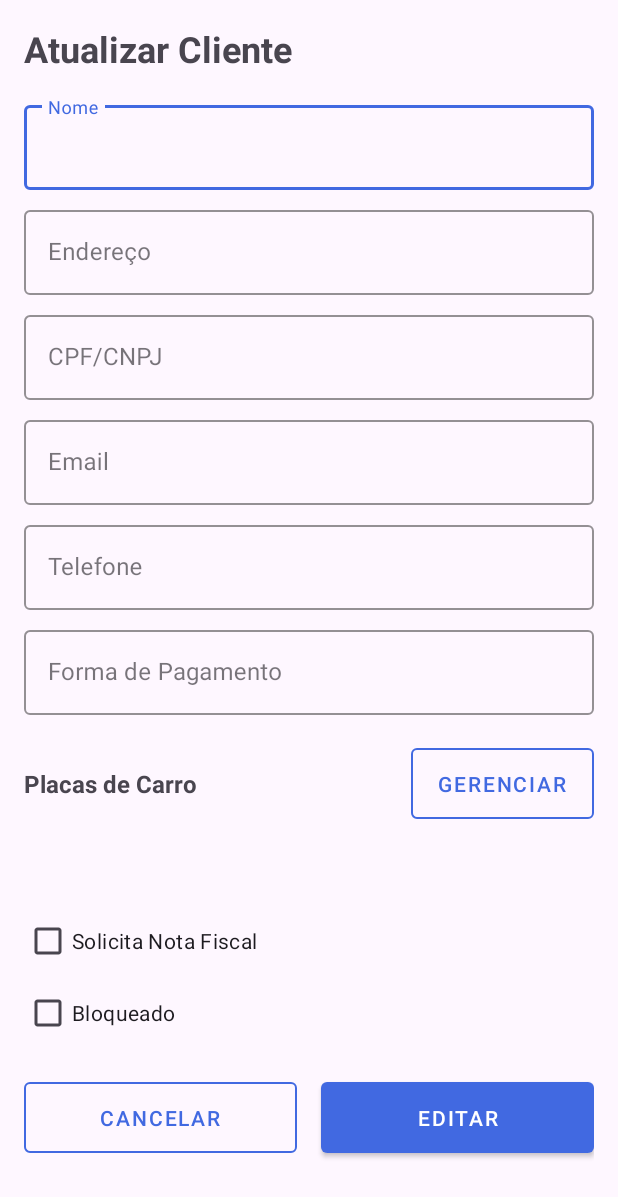
After one commit to GVE14/app-tuba, an Android app: the layout activity_client_update.xml on its own in the app's theme, with its tools: preview values and no code run, on a phone screen of 412 x 824 dp. The commit adds this screen. Shown: the top 1197 px of the screen. Run offline under Robolectric (Android 15) with nearby library versions, the phone set to English and light mode, and no system bars.

Commit message:
subindo search basico

```diff
--- a/app/src/main/java/com/app/tuba/ui/ClientFormActivity.java
+++ b/app/src/main/java/com/app/tuba/ui/ClientFormActivity.java
@@ -50,13 +50,7 @@ public class ClientFormActivity extends AppCompatActivity {
 
         managePlatesButton.setOnClickListener(v -> showPlatesDialog());
 
-        saveButton.setOnClickListener(v -> {
-            if (validateFields()) {
-                salvarClienteNoFirebase();
-            } else {
-                Toast.makeText(this, "Preencha o formulário corretamente", Toast.LENGTH_SHORT).show();
-            }
-        });
+        saveButton.setOnClickListener(v -> salvarClienteNoFirebase());
 
         cancelButton.setOnClickListener(v -> finish());
     }
--- /dev/null
+++ b/app/src/main/java/com/app/tuba/ui/ClientSearchActivity.java
@@ -0,0 +1,99 @@
+package com.app.tuba.ui;
+
+import android.os.Bundle;
+import android.util.Log;
+import android.widget.Button;
+
+import androidx.appcompat.app.AppCompatActivity;
+
+import com.app.tuba.R;
+import com.google.android.material.textfield.TextInputEditText;
+import com.google.firebase.firestore.CollectionReference;
+import com.google.firebase.firestore.DocumentSnapshot;
+import com.google.firebase.firestore.FirebaseFirestore;
+
+import java.util.List;
+
+public class ClientSearchActivity extends AppCompatActivity {
+
+    private TextInputEditText searchEditText;
+    private Button floatingActionButton;
+
+    private FirebaseFirestore firestore;
+
+    private static final String TAG = "SearchActivityError:";
+
+    @Override
+    protected void onCreate(Bundle savedInstanceState) {
+        super.onCreate(savedInstanceState);
+        setContentView(R.layout.activity_client_search);
+
+        initializeUI();
+        searchClient();
+
+    }
+
+    private void initializeUI() {
+        searchEditText = findViewById(R.id.searchEditText);
+        floatingActionButton = findViewById(R.id.floatingActionButton);
+    }
+
+    private void searchClient() {
+        String searchQuery = searchEditText.getText().toString().trim();
+
+        searchClientBy(searchQuery);
+
+    }
+
+    private void searchClientBy(String searchQuery) {
+        CollectionReference clientesRef = firestore.collection("cliente");
+
+
+        clientesRef.whereEqualTo("name", searchQuery)
+                .get()
+                .addOnSuccessListener(result -> {
+                    if (!result.isEmpty()) {
+                        mostrarClientesEncontrados(result.getDocuments());
+                    } else {
+                        clientesRef.whereEqualTo("cpfCnpj", searchQuery)
+                                .get()
+                                .addOnSuccessListener(resultCpf -> {
+                                    if (!resultCpf.isEmpty()) {
+                                        mostrarClientesEncontrados(resultCpf.getDocuments());
+                                    } else {
+                                        clientesRef.whereArrayContains("carPlate", searchQuery)
+                                                .get()
+                                                .addOnSuccessListener(resultPlacas -> {
+                                                    if (!resultPlacas.isEmpty()) {
+                                                        mostrarClientesEncontrados(resultPlacas.getDocuments());
+                                                    } else {
+                                                        Log.d(TAG, "Nenhum cliente encontrado com esse dado.");
+                                                    }
+                                                })
+                                                .addOnFailureListener(e -> Log.e(TAG, "Erro ao buscar por placas: ", e));
+                                    }
+                                })
+                                .addOnFailureListener(e -> Log.e(TAG, "Erro ao buscar por cpf-Cnpj: ", e));
+                    }
+                })
+                .addOnFailureListener(e -> Log.e(TAG, "Erro ao buscar por name: ", e));
+    }
+
+    private void mostrarClientesEncontrados(List<DocumentSnapshot> documentos) {
+        for (DocumentSnapshot doc : documentos) {
+
+            String id = doc.getId();
+            String name = doc.getString("name");
+            String phone = doc.getString("phone");
+            String email = doc.getString("email");
+            String adress = doc.getString("adress");
+            String cpfCnpj = doc.getString("cpfCnpj");
+            String paymentMethod = doc.getString("paymentMethod");
+            Boolean requestNf = doc.getBoolean("requestNf");
+            Boolean blocked = doc.getBoolean("blocked");
+            List<String> carPlate = (List<String>) doc.get("carPlate");
+
+        }
+    }
+
+}
--- /dev/null
+++ b/app/src/main/res/layout/activity_client_update.xml
@@ -0,0 +1,183 @@
+<?xml version="1.0" encoding="utf-8"?>
+<ScrollView xmlns:android="http://schemas.android.com/apk/res/android"
+    xmlns:app="http://schemas.android.com/apk/res-auto"
+    xmlns:tools="http://schemas.android.com/tools"
+    android:layout_width="match_parent"
+    android:layout_height="match_parent"
+    tools:context=".ClientFormActivity">
+
+    <LinearLayout
+        android:layout_width="match_parent"
+        android:layout_height="wrap_content"
+        android:orientation="vertical"
+        android:padding="16dp">
+
+        <TextView
+            android:id="@+id/formTitleTextView"
+            android:layout_width="match_parent"
+            android:layout_height="wrap_content"
+            android:layout_marginBottom="16dp"
+            android:text="@string/update_client"
+            android:textSize="24sp"
+            android:textStyle="bold" />
+
+        <com.google.android.material.textfield.TextInputLayout
+            style="@style/TextInputLayout"
+            android:layout_width="match_parent"
+            android:layout_height="wrap_content"
+            android:layout_marginBottom="8dp"
+            android:hint="@string/client_name">
+
+            <com.google.android.material.textfield.TextInputEditText
+                android:id="@+id/nameEditText"
+                android:layout_width="match_parent"
+                android:layout_height="wrap_content"
+                android:inputType="textPersonName" />
+        </com.google.android.material.textfield.TextInputLayout>
+
+        <com.google.android.material.textfield.TextInputLayout
+            style="@style/TextInputLayout"
+            android:layout_width="match_parent"
+            android:layout_height="wrap_content"
+            android:layout_marginBottom="8dp"
+            android:hint="@string/client_address">
+
+            <com.google.android.material.textfield.TextInputEditText
+                android:id="@+id/addressEditText"
+                android:layout_width="match_parent"
+                android:layout_height="wrap_content"
+                android:inputType="textPostalAddress" />
+        </com.google.android.material.textfield.TextInputLayout>
+
+        <com.google.android.material.textfield.TextInputLayout
+            style="@style/TextInputLayout"
+            android:layout_width="match_parent"
+            android:layout_height="wrap_content"
+            android:layout_marginBottom="8dp"
+            android:hint="@string/client_cpf_cnpj">
+
+            <com.google.android.material.textfield.TextInputEditText
+                android:id="@+id/cpfCnpjEditText"
+                android:layout_width="match_parent"
+                android:layout_height="wrap_content"
+                android:inputType="text" />
+        </com.google.android.material.textfield.TextInputLayout>
+
+        <com.google.android.material.textfield.TextInputLayout
+            style="@style/TextInputLayout"
+            android:layout_width="match_parent"
+            android:layout_height="wrap_content"
+            android:layout_marginBottom="8dp"
+            android:hint="@string/client_email">
+
+            <com.google.android.material.textfield.TextInputEditText
+                android:id="@+id/emailEditText"
+                android:layout_width="match_parent"
+                android:layout_height="wrap_content"
+                android:inputType="textEmailAddress" />
+        </com.google.android.material.textfield.TextInputLayout>
+
+        <com.google.android.material.textfield.TextInputLayout
+            style="@style/TextInputLayout"
+            android:layout_width="match_parent"
+            android:layout_height="wrap_content"
+            android:layout_marginBottom="8dp"
+            android:hint="@string/client_phone">
+
+            <com.google.android.material.textfield.TextInputEditText
+                android:id="@+id/phoneEditText"
+                android:layout_width="match_parent"
+                android:layout_height="wrap_content"
+                android:inputType="phone" />
+        </com.google.android.material.textfield.TextInputLayout>
+
+        <com.google.android.material.textfield.TextInputLayout
+            style="@style/TextInputLayout"
+            android:layout_width="match_parent"
+            android:layout_height="wrap_content"
+            android:layout_marginBottom="16dp"
+            android:hint="@string/payment_method">
+
+            <com.google.android.material.textfield.TextInputEditText
+                android:id="@+id/paymentMethodEditText"
+                android:layout_width="match_parent"
+                android:layout_height="wrap_content"
+                android:inputType="text" />
+        </com.google.android.material.textfield.TextInputLayout>
+
+        <!-- Seção de Placas de Carro -->
+        <LinearLayout
+            android:layout_width="match_parent"
+            android:layout_height="wrap_content"
+            android:orientation="horizontal"
+            android:layout_marginBottom="16dp">
+
+            <TextView
+                android:layout_width="0dp"
+                android:layout_height="wrap_content"
+                android:layout_weight="1"
+                android:text="@string/car_plates"
+                android:textSize="16sp"
+                android:textStyle="bold"
+                android:layout_gravity="center_vertical" />
+
+            <Button
+                android:id="@+id/managePlatesButton"
+                style="@style/SecondaryButton"
+                android:layout_width="wrap_content"
+                android:layout_height="wrap_content"
+                android:text="@string/manage_car_plates" />
+        </LinearLayout>
+
+        <TextView
+            android:id="@+id/carPlatesPreviewTextView"
+            android:layout_width="match_parent"
+            android:layout_height="wrap_content"
+            android:layout_marginBottom="16dp"
+            android:textSize="14sp"
+            android:textColor="#0066CC" />
+
+        <LinearLayout
+            android:layout_width="match_parent"
+            android:layout_height="wrap_content"
+            android:layout_marginBottom="16dp"
+            android:orientation="vertical">
+
+            <CheckBox
+                android:id="@+id/requestNfCheckBox"
+                android:layout_width="match_parent"
+                android:layout_height="wrap_content"
+                android:text="@string/client_request_nf" />
+
+            <CheckBox
+                android:id="@+id/blockedCheckBox"
+                android:layout_width="match_parent"
+                android:layout_height="wrap_content"
+                android:text="@string/client_blocked" />
+        </LinearLayout>
+
+        <LinearLayout
+            android:layout_width="match_parent"
+            android:layout_height="wrap_content"
+            android:orientation="horizontal">
+
+            <Button
+                android:id="@+id/cancelButton"
+                style="@style/SecondaryButton"
+                android:layout_width="0dp"
+                android:layout_height="wrap_content"
+                android:layout_marginEnd="8dp"
+                android:layout_weight="1"
+                android:text="@string/cancel" />
+
+            <Button
+                android:id="@+id/saveButton"
+                style="@style/PrimaryButton"
+                android:layout_width="0dp"
+                android:layout_height="wrap_content"
+                android:layout_marginStart="8dp"
+                android:layout_weight="1"
+                android:text="@string/edit_client" />
+        </LinearLayout>
+    </LinearLayout>
+</ScrollView>
--- a/app/src/main/res/values/strings.xml
+++ b/app/src/main/res/values/strings.xml
@@ -6,7 +6,6 @@
     <string name="manage_client">Criar ou Atualizar Cliente</string>
     <string name="client_section_title">Gerenciamento de Clientes</string>
     <string name="create_client">Criar Cliente</string>
-    <string name="update_client">Atualizar Cliente</string>
 
     <!-- Strings do formulário de cliente -->
     <string name="add_client">Criar Cliente</string>
@@ -30,6 +29,7 @@
     <string name="cancel">Cancelar</string>
     <string name="select_client">Selecionar Cliente</string>
     <string name="search_client">Buscar por nome ou CPF/CNPJ</string>
+    <string name="update_client">Atualizar Cliente</string>
 
     <!-- Strings da tela de busca de clientes -->
     <string name="search_client_title">Buscar Cliente</string>
```
Also changed, not shown: app/src/main/AndroidManifest.xml (+10 -0 lines), 1 other file.
